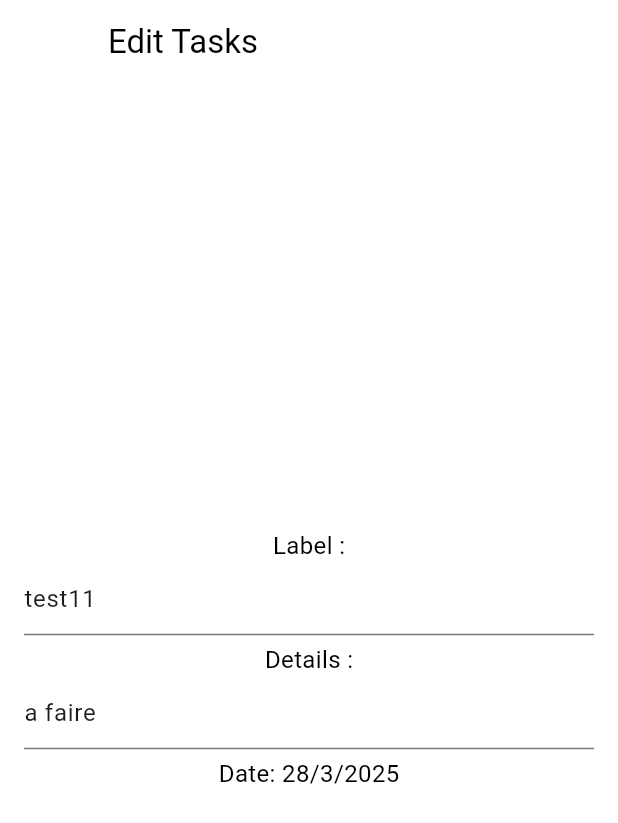
After one commit to YoanPOUX/todoBrice, a Flutter app: the EditTasksPage screen opened directly, on a phone screen of 412 x 824 dp. The commit adds this screen. Shown: the top 823 px of the screen. Run offline on Flutter 3.47's test engine with Material 3 defaults, Android fonts, the phone set to English and light mode, and no system bars.

Commit message:
edit task page

```diff
--- /dev/null
+++ b/lib/editTasks.dart
@@ -0,0 +1,50 @@
+import 'package:flutter/material.dart';
+import 'package:todo_list/main.dart';
+
+class EditTasksPage extends StatefulWidget{
+  @override
+  _EditTasksState createState() => _EditTasksState();
+}
+
+class _EditTasksState extends State<EditTasksPage> {
+
+  String getLabel(){
+    return "test11";
+  }
+
+  String getDetails(){
+    return "a faire";
+  }
+
+  DateTime getDate(){
+    return DateTime.now();
+  }
+
+  @override
+  Widget build(BuildContext context) {
+    return Scaffold(
+      backgroundColor: Colors.white,
+      appBar: AppBar(
+        title: Text('Edit Tasks', style: TextStyle(color: Colors.black)),
+        backgroundColor: Colors.white,
+        elevation: 0,
+        iconTheme: IconThemeData(color: Colors.white),
+      ),
+      body: Padding(
+        padding: const EdgeInsets.all(16.0),
+        child: Column(
+          mainAxisAlignment: MainAxisAlignment.center,
+          children: [
+            Text("Label :", style: TextStyle(fontSize: 16, color: Colors.black),),
+            TextFormField(initialValue: getLabel()),
+            SizedBox(height:5),
+            Text("Details :", style: TextStyle(fontSize: 16, color: Colors.black),),
+            TextFormField(initialValue: getDetails()),
+            SizedBox(height:5),
+            Text("Date: ${getDate()!.day}/${getDate()!.month}/${getDate()!.year}", style: TextStyle(fontSize: 16, color: Colors.black),)
+          ]
+        ),
+      ),
+    );
+  }
+}
--- a/lib/main.dart
+++ b/lib/main.dart
@@ -1,5 +1,6 @@
 import 'package:flutter/material.dart';
 import 'package:todo_list/settings.dart';
+import 'package:todo_list/editTasks.dart';
 
 
 void main() {
@@ -158,7 +159,12 @@ class _ToDoScreenState extends State<ToDoScreen> {
                       children: [
                         IconButton(
                           icon: Icon(Icons.edit, color: Colors.blue),
-                          onPressed: () => _editTask(index),
+                          onPressed: () {
+                            Navigator.of(context).push(
+                              MaterialPageRoute(
+                                  builder: (context) => EditTasksPage(index)),
+                            );
+                          }
                         ),
                         IconButton(
                           icon: Icon(Icons.delete, color: Colors.red),
```
